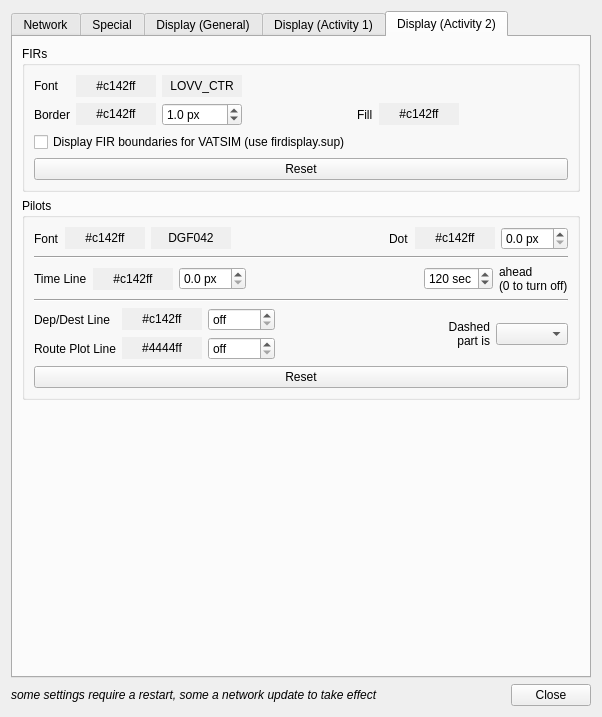
This is branches/jonas_stable/QuteScoop/gui/PreferencesDialog.ui in qutescoop/qutescoop as Qt 5 draws it before an edit. The edited form follows.
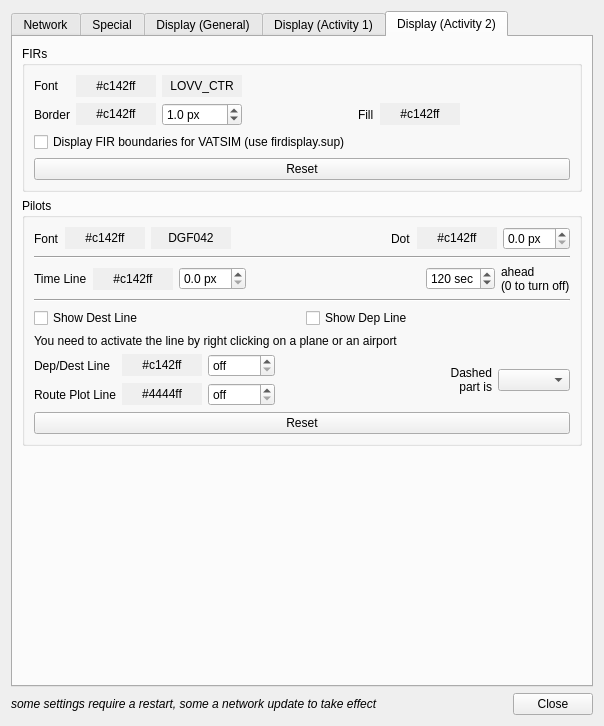
This is the edited form. The open tabs and pages were chosen to show the change. Icons and pictures are not drawn.

The edit to the form file:
```diff
--- a/branches/jonas_stable/QuteScoop/gui/PreferencesDialog.ui
+++ b/branches/jonas_stable/QuteScoop/gui/PreferencesDialog.ui
@@ -6,8 +6,8 @@
    <rect>
     <x>0</x>
     <y>0</y>
-    <width>602</width>
-    <height>717</height>
+    <width>604</width>
+    <height>726</height>
    </rect>
   </property>
   <property name="windowTitle">
@@ -2182,6 +2182,57 @@
             </property>
            </widget>
           </item>
+          <item>
+           <layout class="QHBoxLayout" name="horizontalLayout_4">
+            <item>
+             <widget class="QCheckBox" name="cbTrackFront">
+              <property name="text">
+               <string>Show Dest Line</string>
+              </property>
+             </widget>
+            </item>
+            <item>
+             <spacer name="horizontalSpacer_16">
+              <property name="orientation">
+               <enum>Qt::Horizontal</enum>
+              </property>
+              <property name="sizeHint" stdset="0">
+               <size>
+                <width>40</width>
+                <height>20</height>
+               </size>
+              </property>
+             </spacer>
+            </item>
+            <item>
+             <widget class="QCheckBox" name="cbTrackAfter">
+              <property name="text">
+               <string>Show Dep Line</string>
+              </property>
+             </widget>
+            </item>
+            <item>
+             <spacer name="horizontalSpacer_17">
+              <property name="orientation">
+               <enum>Qt::Horizontal</enum>
+              </property>
+              <property name="sizeHint" stdset="0">
+               <size>
+                <width>40</width>
+                <height>20</height>
+               </size>
+              </property>
+             </spacer>
+            </item>
+           </layout>
+          </item>
+          <item>
+           <widget class="QLabel" name="label_15">
+            <property name="text">
+             <string>You need to activate the line by right clicking on a plane or an airport</string>
+            </property>
+           </widget>
+          </item>
           <item>
            <layout class="QGridLayout" name="gridLayout_7">
             <item row="1" column="0">
@@ -2293,7 +2344,7 @@
             <item row="1" column="4" rowspan="2">
              <widget class="QLabel" name="lblDashed">
               <property name="text">
-               <string>Dashed 
+               <string>Dashed
 part is</string>
               </property>
               <property name="alignment">
```
Left out of the diff: 34 changed lines with no effect on the pictures.
